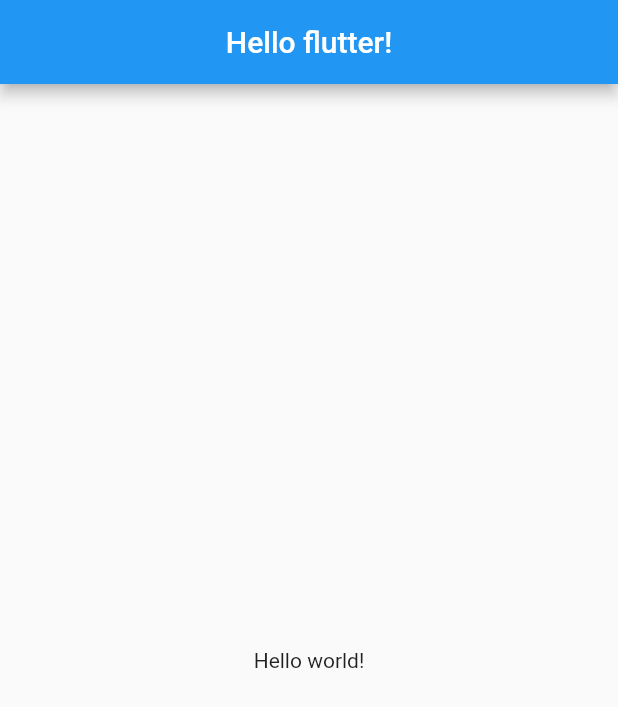
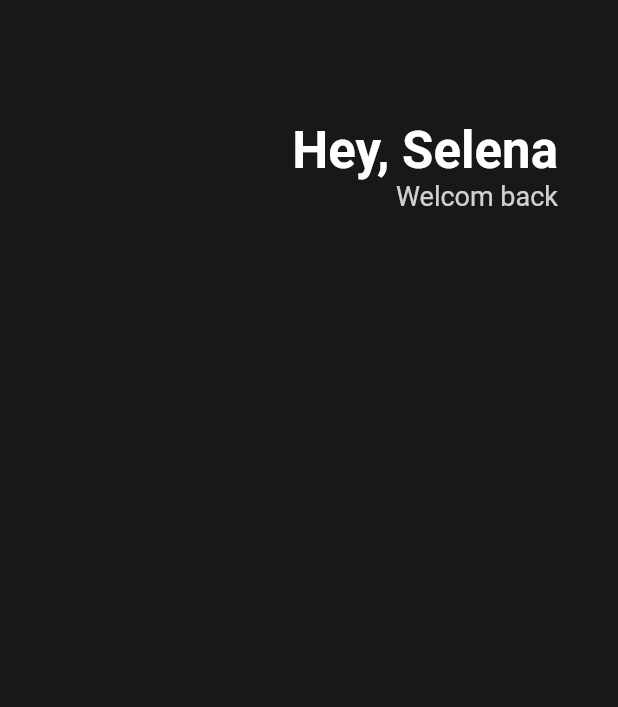
Before and after one commit to ashhhhhhhes/toonflix-flutter, a Flutter app: the screen it shows after launch, on a phone screen of 412 x 824 dp. Shown: the top 707 px of the screen. Run offline on Flutter 3.47's test engine with Material 2 defaults, Android fonts, the phone set to English and light mode, and no system bars.

Commit message:
UI header

```diff
--- a/lib/main.dart
+++ b/lib/main.dart
@@ -9,8 +9,39 @@ class App extends StatelessWidget {
   Widget build(BuildContext context) {
     return MaterialApp(
       home: Scaffold(
-        appBar: AppBar(centerTitle: true, title: Text('Hello flutter!')),
-        body: Center(child: Text('Hello world!')),
+        backgroundColor: Color(0xFF181818),
+        body: Padding(
+          padding: const EdgeInsets.symmetric(horizontal: 40),
+          child: Column(
+            children: [
+              const SizedBox(
+                height: 80,
+              ),
+              Row(
+                mainAxisAlignment: MainAxisAlignment.end,
+                children: [
+                  Column(
+                    crossAxisAlignment: CrossAxisAlignment.end,
+                    children: [
+                      const Text(
+                        'Hey, Selena',
+                        style: TextStyle(
+                            color: Colors.white,
+                            fontSize: 34,
+                            fontWeight: FontWeight.w700),
+                      ),
+                      Text(
+                        'Welcom back',
+                        style: TextStyle(
+                            color: Colors.white.withOpacity(0.8), fontSize: 18),
+                      )
+                    ],
+                  )
+                ],
+              )
+            ],
+          ),
+        ),
       ),
     );
   }
```
